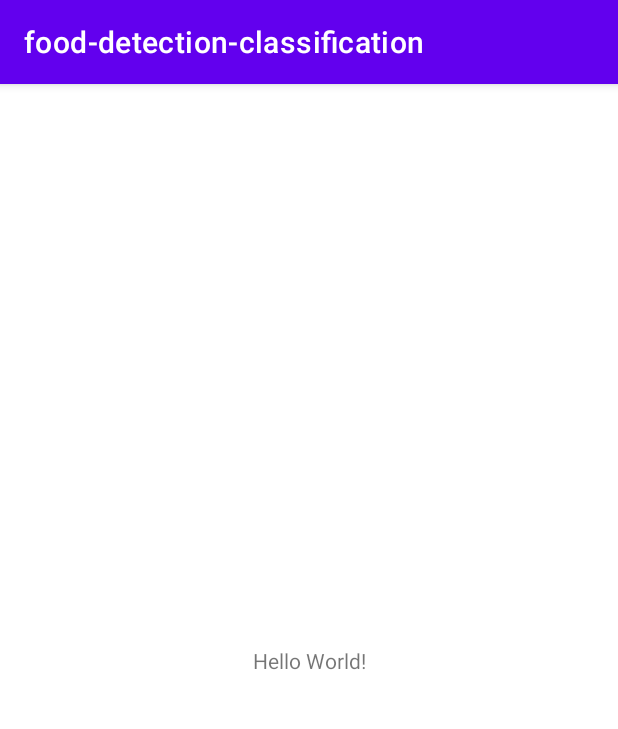
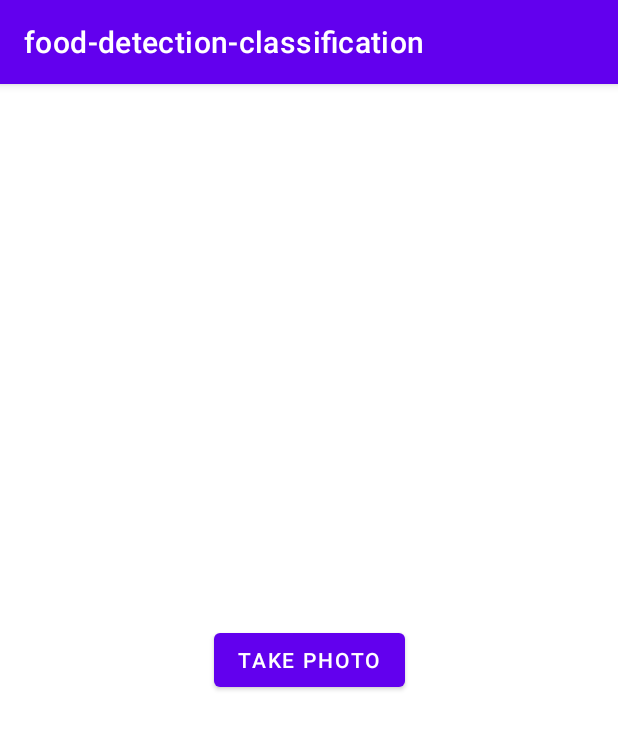
Before and after one commit to patrykbart/food-detection, an Android app: the screen it shows after launch (MainActivity), on a phone screen of 412 x 824 dp. Shown: the top 729 px of the screen. Run offline under Robolectric (Android 15) with nearby library versions, the phone set to English and light mode, and no system bars; libraries missing offline, so code that uses them is left out: org.tensorflow.lite.

Commit message:
data goes through the android app

```diff
--- a/android/app/build.gradle
+++ b/android/app/build.gradle
@@ -29,6 +29,9 @@ android {
     kotlinOptions {
         jvmTarget = '1.8'
     }
+    buildFeatures {
+        mlModelBinding true
+    }
 }
 
 dependencies {
@@ -37,6 +40,9 @@ dependencies {
     implementation 'androidx.appcompat:appcompat:1.3.0'
     implementation 'com.google.android.material:material:1.4.0'
     implementation 'androidx.constraintlayout:constraintlayout:2.0.4'
+    implementation 'org.tensorflow:tensorflow-lite-support:0.1.0'
+    implementation 'org.tensorflow:tensorflow-lite-metadata:0.1.0'
+    implementation 'org.tensorflow:tensorflow-lite-gpu:2.3.0'
     testImplementation 'junit:junit:4.13.2'
     androidTestImplementation 'androidx.test.ext:junit:1.1.3'
     androidTestImplementation 'androidx.test.espresso:espresso-core:3.4.0'
--- a/android/app/src/main/res/layout/activity_main.xml
+++ b/android/app/src/main/res/layout/activity_main.xml
@@ -6,13 +6,13 @@
     android:layout_height="match_parent"
     tools:context=".MainActivity">
 
-    <TextView
+    <Button
+        android:id="@+id/takePhotoButton"
         android:layout_width="wrap_content"
         android:layout_height="wrap_content"
-        android:text="Hello World!"
+        android:text="take photo"
         app:layout_constraintBottom_toBottomOf="parent"
-        app:layout_constraintLeft_toLeftOf="parent"
-        app:layout_constraintRight_toRightOf="parent"
+        app:layout_constraintEnd_toEndOf="parent"
+        app:layout_constraintStart_toStartOf="parent"
         app:layout_constraintTop_toTopOf="parent" />
-
 </androidx.constraintlayout.widget.ConstraintLayout>
--- a/android/build.gradle
+++ b/android/build.gradle
@@ -1,7 +1,7 @@
 // Top-level build file where you can add configuration options common to all sub-projects/modules.
 plugins {
-    id 'com.android.application' version '7.1.2' apply false
-    id 'com.android.library' version '7.1.2' apply false
+    id 'com.android.application' version '7.1.3' apply false
+    id 'com.android.library' version '7.1.3' apply false
     id 'org.jetbrains.kotlin.android' version '1.6.10' apply false
 }
 
```
Also changed, not shown: android/app/src/main/java/pbartkow/food_detection_classification/MainActivity.kt (+56 -1 lines), 5 other files.
